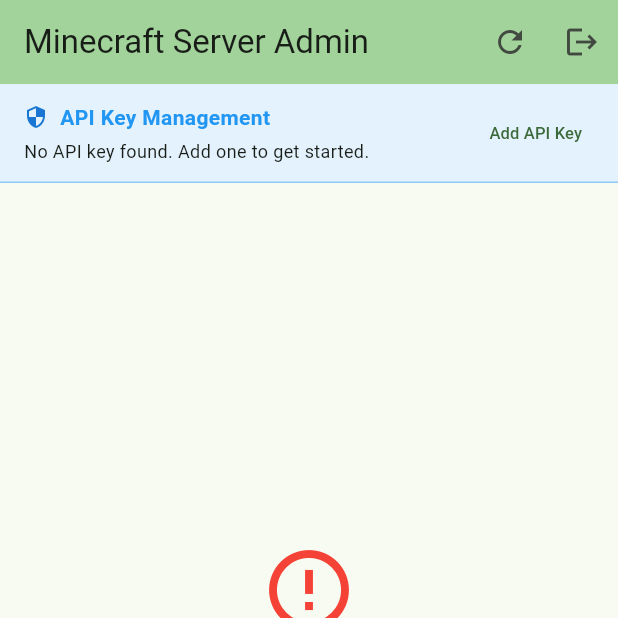
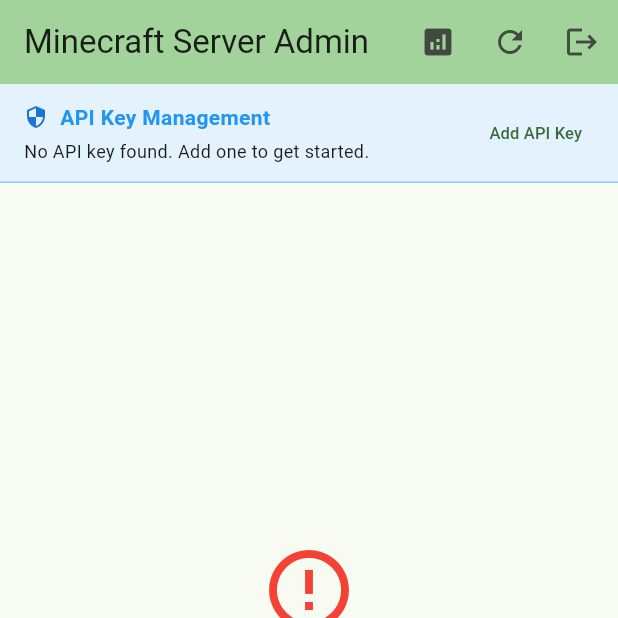
Before and after one commit to Screendead/minecraft-server-admin, a Flutter app: the screen it shows once a user with an empty profile is signed in, on a phone screen of 412 x 824 dp, the top half of it. Run offline on Flutter 3.47's test engine with Material 3 defaults, Android fonts, the phone set to English and light mode, and no system bars; our stand-ins replace cloud_firestore, file_picker, firebase_auth, firebase_core, firebase_storage, flutter_secure_storage and 4 more; missing offline and left inert: encrypt; accounts and stored records are empty.

Commit message:
feat: integrate logging service into app initialization
- Initialize LoggingService in main.dart with proper error handling
- Add LogsProvider to MultiProvider for state management
- Add logs navigation button to home page AppBar
- Ensure logging service is available throughout the app

```diff
--- a/app/lib/main.dart
+++ b/app/lib/main.dart
@@ -9,6 +9,8 @@ import 'firebase_options.dart';
 import 'providers/auth_provider.dart' as auth_provider;
 import 'providers/droplets_provider.dart';
 import 'providers/droplet_config_provider.dart';
+import 'providers/logs_provider.dart';
+import 'services/logging_service.dart';
 import 'widgets/auth_wrapper.dart';
 
 void main() async {
@@ -34,6 +36,9 @@ void main() async {
 
   // Initialize shared preferences
   final sharedPreferences = await SharedPreferences.getInstance();
+
+  // Initialize logging service
+  await LoggingService().initialize();
 
   runApp(MyApp(sharedPreferences: sharedPreferences));
 }
@@ -61,6 +66,9 @@ class MyApp extends StatelessWidget {
         ),
         ChangeNotifierProvider(
           create: (context) => DropletConfigProvider(),
+        ),
+        ChangeNotifierProvider(
+          create: (context) => LogsProvider(),
         ),
       ],
       child: MaterialApp(
--- a/app/lib/pages/home_page.dart
+++ b/app/lib/pages/home_page.dart
@@ -5,6 +5,7 @@ import '../providers/droplets_provider.dart';
 import '../widgets/api_key_management_banner.dart';
 import '../widgets/droplets_list.dart';
 import 'add_droplet_page.dart';
+import 'logs_page.dart';
 
 class HomePage extends StatefulWidget {
   const HomePage({super.key});
@@ -30,6 +31,17 @@ class _HomePageState extends State<HomePage> {
         title: const Text('Minecraft Server Admin'),
         backgroundColor: Theme.of(context).colorScheme.inversePrimary,
         actions: [
+          IconButton(
+            icon: const Icon(Icons.analytics),
+            onPressed: () {
+              Navigator.of(context).push(
+                MaterialPageRoute(
+                  builder: (context) => const LogsPage(),
+                ),
+              );
+            },
+            tooltip: 'View Logs',
+          ),
           IconButton(
             icon: const Icon(Icons.refresh),
             onPressed: () {
```
